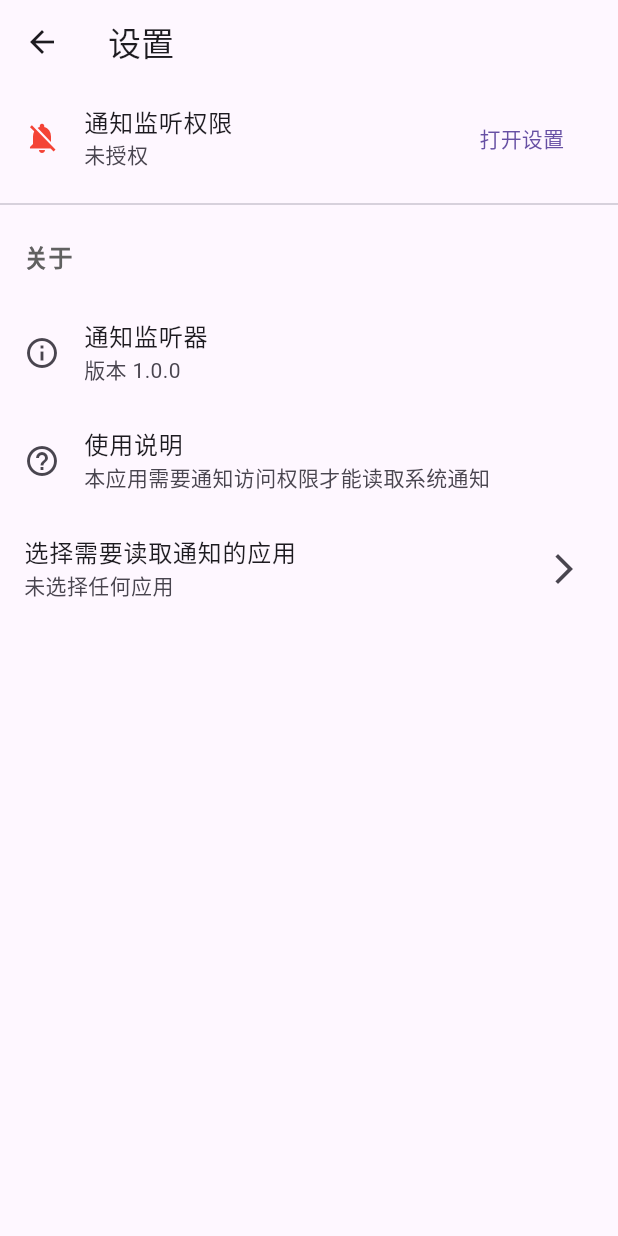
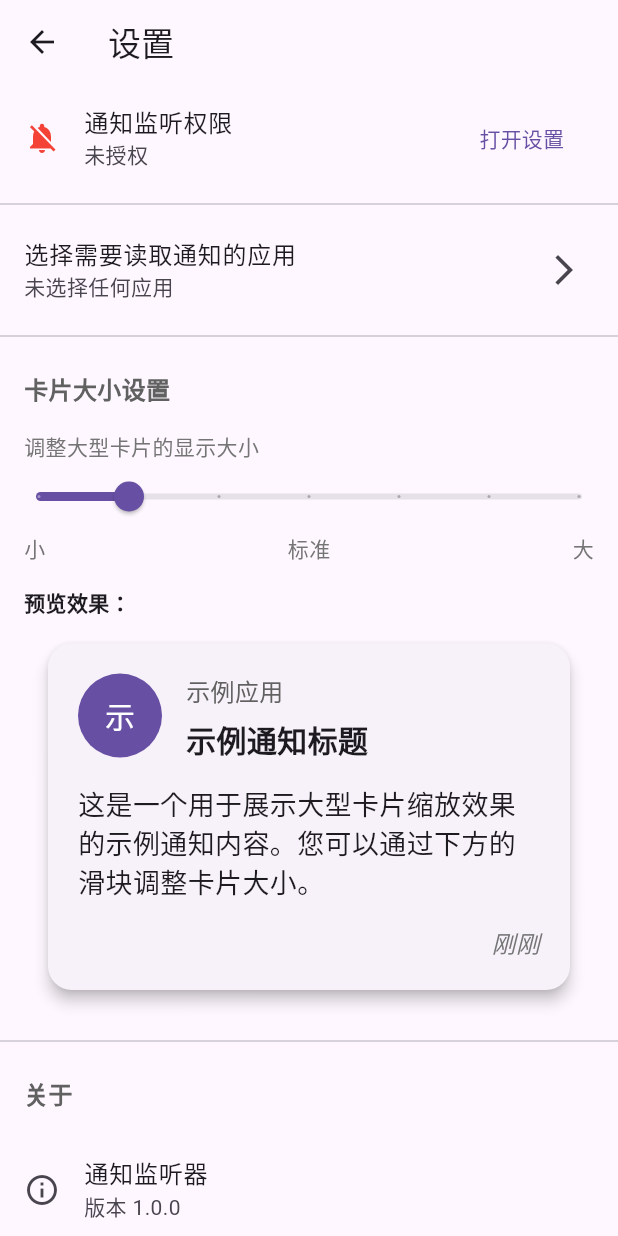
Before and after one commit to MonMed26/notification_listener, a Flutter app: the screen it shows after launch, after a tap on the "settings" icon, on a phone screen of 412 x 824 dp. Run offline on Flutter 3.47's test engine with Material 3 defaults, Android fonts, the phone set to English and light mode, and no system bars; our stand-ins replace permission_handler, shared_preferences.

Commit message:
新增卡片大小自定义功能：支持用户在设置页面调整通知卡片显示大小

```diff
--- a/lib/pages/notification_list_page.dart
+++ b/lib/pages/notification_list_page.dart
@@ -3,6 +3,7 @@ import '../models/notification_item.dart';
 import '../services/notification_service.dart';
 import '../services/app_service.dart';
 import '../services/permission_service.dart';
+import '../services/settings_service.dart';
 import '../utils/permission_helper.dart';
 import '../widgets/notification_card.dart';
 import '../widgets/empty_notification_view.dart';
@@ -18,11 +19,13 @@ class _NotificationListPageState extends State<NotificationListPage>
   final NotificationService _notificationService = NotificationService();
   final AppService _appService = AppService();
   final PermissionService _permissionService = PermissionService();
+  final SettingsService _settingsService = SettingsService();
   StreamSubscription? _notificationSubscription;
   List<NotificationItem> _notifications = [];
   List<NotificationItem> _filteredNotifications = [];
   bool _hasPermission = false;
   bool _hasNotificationPermission = false;
+  double _cardSizeScale = 1.0;
 
   // 初始化为当天日期
   DateTime _todayStart = DateTime.now();
@@ -33,6 +36,8 @@ class _NotificationListPageState extends State<NotificationListPage>
     WidgetsBinding.instance.addObserver(this);
     // 设置今天的开始时间（凌晨）
     _updateTimeInfo();
+    // 加载卡片大小设置
+    _loadCardSize();
 
     // 启动后自动请求通知权限
     WidgetsBinding.instance.addPostFrameCallback((_) {
@@ -51,6 +56,18 @@ class _NotificationListPageState extends State<NotificationListPage>
         DateTime.now().day,
       );
     });
+  }
+
+  // 加载卡片大小设置
+  Future<void> _loadCardSize() async {
+    try {
+      final size = await _settingsService.getCardSize();
+      setState(() {
+        _cardSizeScale = size;
+      });
+    } catch (e) {
+      print('加载卡片大小设置失败: $e');
+    }
   }
 
   // 请求所有必需的权限
@@ -100,6 +117,9 @@ class _NotificationListPageState extends State<NotificationListPage>
           _hasNotificationPermission = hasPermission;
         });
       });
+
+      // 从设置页面返回时，重新加载卡片大小设置
+      _loadCardSize();
     } else if (state == AppLifecycleState.paused) {
       // 应用进入后台，确保数据保存
       if (_hasPermission) {
@@ -163,8 +183,10 @@ class _NotificationListPageState extends State<NotificationListPage>
   }
 
   // 导航到设置页面
-  void _navigateToSettings() {
-    Navigator.pushNamed(context, '/settings');
+  void _navigateToSettings() async {
+    await Navigator.pushNamed(context, '/settings');
+    // 从设置页面返回时，重新加载卡片大小设置
+    _loadCardSize();
   }
 
   @override
@@ -239,6 +261,7 @@ class _NotificationListPageState extends State<NotificationListPage>
                 notification: notification,
                 showDeleteButton: false, // 不显示删除按钮
                 cardStyle: NotificationCardStyle.large, // 使用大型卡片样式
+                sizeScale: _cardSizeScale, // 设置卡片大小
               );
             },
           ),
--- a/lib/pages/settings_page.dart
+++ b/lib/pages/settings_page.dart
@@ -2,7 +2,10 @@ import 'package:flutter/material.dart';
 import '../services/notification_service.dart';
 import '../services/app_service.dart';
 import '../services/permission_service.dart';
+import '../services/settings_service.dart';
 import '../utils/permission_helper.dart';
+import '../models/notification_item.dart';
+import '../widgets/notification_card.dart';
 import 'app_selection_page.dart';
 
 class SettingsPage extends StatefulWidget {
@@ -16,15 +19,18 @@ class _SettingsPageState extends State<SettingsPage> {
   final NotificationService _notificationService = NotificationService();
   final AppService _appService = AppService();
   final PermissionService _permissionService = PermissionService();
+  final SettingsService _settingsService = SettingsService();
   bool _hasPermission = false;
   bool _isLoading = true;
   List<String> _selectedApps = [];
+  double _cardSizeScale = 1.0;
 
   @override
   void initState() {
     super.initState();
     _checkPermission();
     _loadSelectedApps();
+    _loadCardSize();
   }
 
   Future<void> _checkPermission() async {
@@ -39,6 +45,33 @@ class _SettingsPageState extends State<SettingsPage> {
 
   Future<void> _openSettings() async {
     await _permissionService.openNotificationServiceSettings();
+  }
+
+  Future<void> _loadCardSize() async {
+    try {
+      final size = await _settingsService.getCardSize();
+      setState(() {
+        _cardSizeScale = size;
+      });
+    } catch (e) {
+      print('加载卡片大小设置失败: $e');
+    }
+  }
+
+  Future<void> _saveCardSize(double size) async {
+    try {
+      await _settingsService.saveCardSize(size);
+      setState(() {
+        _cardSizeScale = size;
+      });
+      ScaffoldMessenger.of(
+        context,
+      ).showSnackBar(SnackBar(content: Text('卡片大小设置已保存')));
+    } catch (e) {
+      ScaffoldMessenger.of(
+        context,
+      ).showSnackBar(SnackBar(content: Text('保存卡片大小设置失败: $e')));
+    }
   }
 
   Future<void> _loadSelectedApps() async {
@@ -67,7 +100,6 @@ class _SettingsPageState extends State<SettingsPage> {
       context,
       MaterialPageRoute(builder: (context) => const AppSelectionPage()),
     );
-    // 返回后重新加载已选应用
     _loadSelectedApps();
   }
 
@@ -82,22 +114,94 @@ class _SettingsPageState extends State<SettingsPage> {
                 children: [
                   _buildPermissionSection(),
                   Divider(),
+                  _buildAppSelectionSection(),
+                  Divider(),
+                  _buildCardSizeSection(),
+                  Divider(),
                   _buildAboutSection(),
-                  ListTile(
-                    title: const Text('选择需要读取通知的应用'),
-                    subtitle:
-                        _isLoading
-                            ? const Text('加载中...')
-                            : Text(
-                              _selectedApps.isEmpty
-                                  ? '未选择任何应用'
-                                  : '已选择 ${_selectedApps.length} 个应用',
-                            ),
-                    trailing: const Icon(Icons.arrow_forward_ios),
-                    onTap: _openAppSelectionPage,
-                  ),
                 ],
               ),
+    );
+  }
+
+  Widget _buildCardSizeSection() {
+    final previewNotification = NotificationItem(
+      id: 0,
+      key: 'preview-notification',
+      packageName: 'com.example.app',
+      appName: '示例应用',
+      title: '示例通知标题',
+      text: '这是一个用于展示大型卡片缩放效果的示例通知内容。您可以通过下方的滑块调整卡片大小。',
+      postTime: DateTime.now().millisecondsSinceEpoch,
+      isClearable: true,
+      eventType: 'POSTED',
+    );
+
+    return Column(
+      crossAxisAlignment: CrossAxisAlignment.start,
+      children: [
+        Padding(
+          padding: const EdgeInsets.all(16.0),
+          child: Text(
+            '卡片大小设置',
+            style: TextStyle(
+              fontSize: 16,
+              fontWeight: FontWeight.bold,
+              color: Colors.grey[700],
+            ),
+          ),
+        ),
+        Padding(
+          padding: const EdgeInsets.symmetric(horizontal: 16.0),
+          child: Text('调整大型卡片的显示大小', style: TextStyle(color: Colors.grey[600])),
+        ),
+        Slider(
+          value: _cardSizeScale,
+          min: 0.7,
+          max: 3,
+          divisions: 6,
+          label: _cardSizeScale.toStringAsFixed(1),
+          onChanged: (value) {
+            setState(() {
+              _cardSizeScale = value;
+            });
+          },
+          onChangeEnd: (value) {
+            _saveCardSize(value);
+          },
+        ),
+        Padding(
+          padding: const EdgeInsets.symmetric(horizontal: 16.0),
+          child: Row(
+            mainAxisAlignment: MainAxisAlignment.spaceBetween,
+            children: [
+              Text('小', style: TextStyle(color: Colors.grey[600])),
+              Text('标准', style: TextStyle(color: Colors.grey[600])),
+              Text('大', style: TextStyle(color: Colors.grey[600])),
+            ],
+          ),
+        ),
+        Padding(
+          padding: const EdgeInsets.all(16.0),
+          child: Column(
+            crossAxisAlignment: CrossAxisAlignment.start,
+            children: [
+              Text(
+                '预览效果：',
+                style: TextStyle(fontSize: 14, fontWeight: FontWeight.bold),
+              ),
+              SizedBox(height: 8),
+              NotificationCard(
+                notification: previewNotification,
+                cardStyle: NotificationCardStyle.large,
+                sizeScale: _cardSizeScale,
+                onTap: () {},
+                showDeleteButton: false,
+              ),
+            ],
+          ),
+        ),
+      ],
     );
   }
 
@@ -116,6 +220,22 @@ class _SettingsPageState extends State<SettingsPage> {
         child: Text('打开设置'),
       ),
       onTap: _checkPermission,
+    );
+  }
+
+  Widget _buildAppSelectionSection() {
+    return ListTile(
+      title: const Text('选择需要读取通知的应用'),
+      subtitle:
+          _isLoading
+              ? const Text('加载中...')
+              : Text(
+                _selectedApps.isEmpty
+                    ? '未选择任何应用'
+                    : '已选择 ${_selectedApps.length} 个应用',
+              ),
+      trailing: const Icon(Icons.arrow_forward_ios),
+      onTap: _openAppSelectionPage,
     );
   }
 
--- /dev/null
+++ b/lib/services/settings_service.dart
@@ -0,0 +1,17 @@
+import 'package:shared_preferences/shared_preferences.dart';
+
+class SettingsService {
+  static const String _cardSizeKey = 'card_size';
+
+  // 保存卡片大小设置
+  Future<void> saveCardSize(double size) async {
+    final prefs = await SharedPreferences.getInstance();
+    await prefs.setDouble(_cardSizeKey, size);
+  }
+
+  // 获取卡片大小设置，默认为1.0
+  Future<double> getCardSize() async {
+    final prefs = await SharedPreferences.getInstance();
+    return prefs.getDouble(_cardSizeKey) ?? 1.0;
+  }
+}
--- a/lib/widgets/notification_card.dart
+++ b/lib/widgets/notification_card.dart
@@ -13,6 +13,7 @@ class NotificationCard extends StatelessWidget {
   final Function()? onDelete;
   final Function()? onTap;
   final NotificationCardStyle cardStyle;
+  final double sizeScale; // 添加大小缩放属性
 
   const NotificationCard({
     Key? key,
@@ -21,6 +22,7 @@ class NotificationCard extends StatelessWidget {
     this.onDelete,
     this.onTap,
     this.cardStyle = NotificationCardStyle.compact,
+    this.sizeScale = 1.0, // 默认缩放比例为1.0
   }) : super(key: key);
 
   @override
@@ -32,6 +34,7 @@ class NotificationCard extends StatelessWidget {
 
   // 小型卡片 (原有样式)
   Widget _buildCompactCard(BuildContext context) {
+    // 小型卡片不应用缩放
     return Card(
       margin: EdgeInsets.symmetric(horizontal: 12, vertical: 6),
       child: ListTile(
@@ -76,15 +79,21 @@ class NotificationCard extends StatelessWidget {
 
   // 大型卡片 (新样式)
   Widget _buildLargeCard(BuildContext context) {
+    // 根据sizeScale调整卡片大小
     return Card(
-      margin: EdgeInsets.symmetric(horizontal: 16, vertical: 10),
+      margin: EdgeInsets.symmetric(
+        horizontal: 16 * sizeScale,
+        vertical: 10 * sizeScale,
+      ),
       elevation: 4,
-      shape: RoundedRectangleBorder(borderRadius: BorderRadius.circular(16)),
+      shape: RoundedRectangleBorder(
+        borderRadius: BorderRadius.circular(16 * sizeScale),
+      ),
       child: InkWell(
         onTap: onTap,
-        borderRadius: BorderRadius.circular(16),
+        borderRadius: BorderRadius.circular(16 * sizeScale),
         child: Padding(
-          padding: const EdgeInsets.all(20.0),
+          padding: EdgeInsets.all(20.0 * sizeScale),
           child: Column(
             crossAxisAlignment: CrossAxisAlignment.start,
             children: [
@@ -93,15 +102,18 @@ class NotificationCard extends StatelessWidget {
                 children: [
                   CircleAvatar(
                     backgroundColor: Theme.of(context).primaryColor,
-                    radius: 28,
+                    radius: 28 * sizeScale,
                     child: Text(
                       notification.appName.isNotEmpty
                           ? notification.appName[0]
                           : '?',
-                      style: TextStyle(color: Colors.white, fontSize: 20),
+                      style: TextStyle(
+                        color: Colors.white,
+                        fontSize: 20 * sizeScale,
+                      ),
                     ),
                   ),
-                  SizedBox(width: 16),
+                  SizedBox(width: 16 * sizeScale),
                   Expanded(
                     child: Column(
                       crossAxisAlignment: CrossAxisAlignment.start,
@@ -109,18 +121,18 @@ class NotificationCard extends StatelessWidget {
                         Text(
                           notification.appName,
                           style: TextStyle(
-                            fontSize: 16,
+                            fontSize: 16 * sizeScale,
                             color: Colors.grey[700],
                             fontWeight: FontWeight.w500,
                           ),
                         ),
-                        SizedBox(height: 6),
+                        SizedBox(height: 6 * sizeScale),
                         Text(
                           notification.title.isNotEmpty
                               ? notification.title
                               : '无标题',
                           style: TextStyle(
-                            fontSize: 20,
+                            fontSize: 20 * sizeScale,
                             fontWeight: FontWeight.bold,
                           ),
                           maxLines: 2,
@@ -134,7 +146,7 @@ class NotificationCard extends StatelessWidget {
                       icon: Icon(
                         Icons.delete_outline,
                         color: Colors.grey,
-                        size: 24,
+                        size: 24 * sizeScale,
                       ),
                       onPressed: onDelete,
                       padding: EdgeInsets.zero,
@@ -142,21 +154,21 @@ class NotificationCard extends StatelessWidget {
                     ),
                 ],
               ),
-              SizedBox(height: 16),
+              SizedBox(height: 16 * sizeScale),
               Text(
                 notification.text.isNotEmpty ? notification.text : '无内容',
-                style: TextStyle(fontSize: 18),
+                style: TextStyle(fontSize: 18 * sizeScale),
                 maxLines: 3,
                 overflow: TextOverflow.ellipsis,
               ),
-              SizedBox(height: 16),
+              SizedBox(height: 16 * sizeScale),
               Row(
                 mainAxisAlignment: MainAxisAlignment.end,
                 children: [
                   Text(
                     _getRelativeTime(notification.postTime),
                     style: TextStyle(
-                      fontSize: 16,
+                      fontSize: 16 * sizeScale,
                       color: Colors.grey[600],
                       fontStyle: FontStyle.italic,
                     ),
```
Also changed, not shown: 1 other file.
